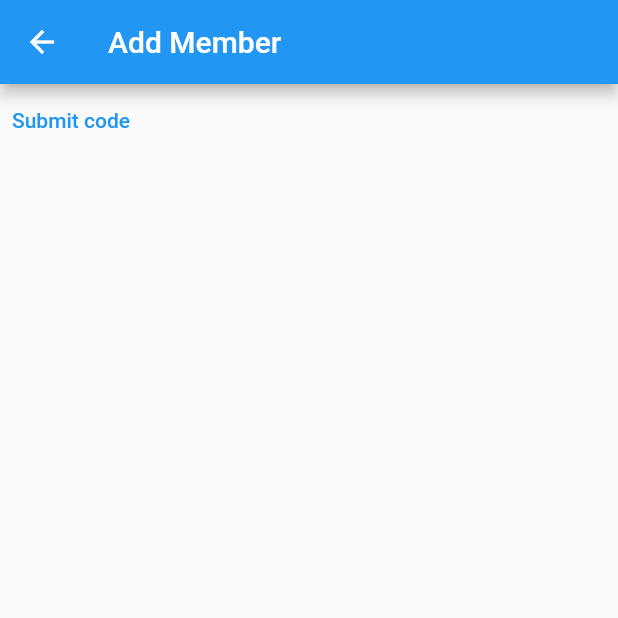
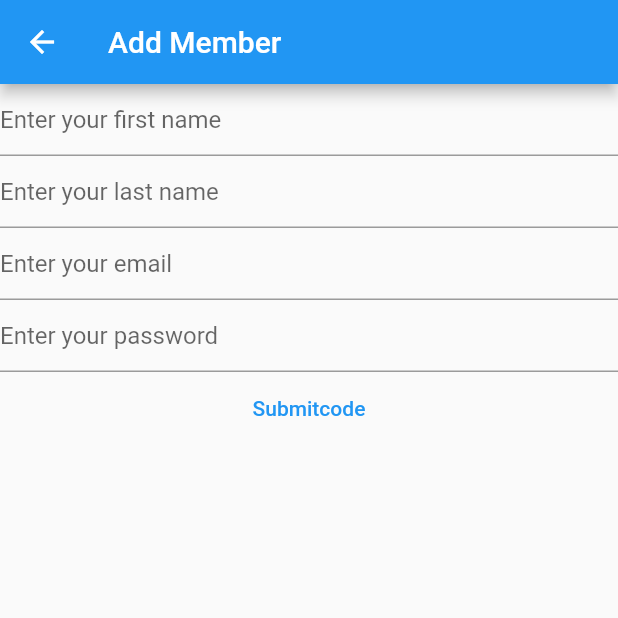
Before and after one commit to adil819/mobile-bookshop, a Flutter app: the MemberFormScreen screen opened by its route, on a phone screen of 412 x 824 dp, the top half of it. Run offline on Flutter 3.47's test engine with Material 2 defaults, Android fonts, the phone set to English and light mode, and no system bars; our stand-ins replace dio; network calls fail.

Commit message:
improve form member

```diff
--- a/lib/presentation/book/book_form_screen.dart
+++ b/lib/presentation/book/book_form_screen.dart
@@ -83,7 +83,7 @@ class _BookFormScreenState extends State<BookFormScreen> {
                     );
                     Navigator.pop(context, 'done');
                   },
-                  child: Text('Submit code')
+                  child: Text('Submit')
               ),
 
 
--- a/lib/presentation/member/member_form_screen.dart
+++ b/lib/presentation/member/member_form_screen.dart
@@ -16,7 +16,6 @@ class _MemberFormScreenState extends State<MemberFormScreen> {
   TextEditingController lastName = new TextEditingController();
   TextEditingController email = new TextEditingController();
   TextEditingController password = new TextEditingController();
-  TextEditingController status = new TextEditingController();
   final GlobalKey<FormState> _formKey = GlobalKey<FormState>();
 
   TextFormField textFormField(TextEditingController field, String placeholder,  String emptyAlert){
@@ -42,6 +41,10 @@ class _MemberFormScreenState extends State<MemberFormScreen> {
               key: _formKey,
               child: Column(
                   children: [
+                    textFormField(firstName, 'Enter your first name', 'Please enter!'),
+                    textFormField(lastName, 'Enter your last name', 'Please enter!'),
+                    textFormField(email, 'Enter your email', 'Please enter!'),
+                    textFormField(password, 'Enter your password', 'Please enter!'),
                     // textFormField(title, 'Enter Book title', 'Please enter!'),
                     // textFormField(description, 'Enter Book description', 'Please enter!'),
                     // textFormField(publisher, 'Enter Book publisher', 'Please enter!'),
@@ -55,17 +58,17 @@ class _MemberFormScreenState extends State<MemberFormScreen> {
                         onPressed: (){
                           setState(() {
                             widget.memberViewModel.addMember(Member(
-                              firstName: 'tes', // firstName.text,
-                              lastName: 'tis', // lastName.text,
-                              email: 'tes@gmail.com', //year.text,
-                              password: 'testes', //pages.text,
-                              status: 0, //stock.value
+                              firstName: firstName.text,
+                              lastName: lastName.text,
+                              email: email.text,
+                              password: password.text,
+                              status: 1, //stock.value
                             ));
                           },
                           );
                           Navigator.pop(context, 'done');
                         },
-                        child: Text('Submit code')
+                        child: Text('Submitcode')
                     ),
 
 
```
